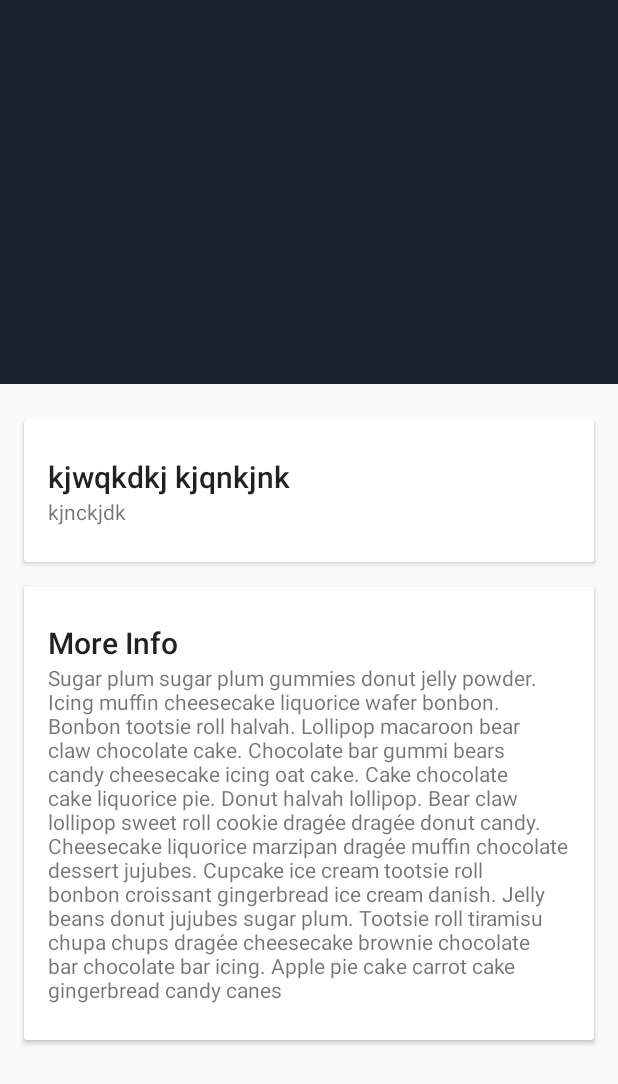
After one commit to devilsangel/Drishti17, an Android app: the Profile screen opened directly, with no data from a screen before it, on a phone screen of 412 x 824 dp. The commit adds this screen. Shown: the top 1084 px of the screen. Run offline under Robolectric (Android 15) with nearby library versions, the phone set to English and light mode, and no system bars.

Commit message:
Profile basic

```diff
--- a/app/build.gradle
+++ b/app/build.gradle
@@ -44,5 +44,6 @@ dependencies {
     compile 'com.squareup.retrofit2:retrofit:2.1.0'
     compile 'com.squareup.retrofit2:converter-gson:2.1.0'
     compile 'com.squareup.okhttp3:okhttp:3.4.2'
+    compile "com.android.support:cardview-v7:25.1.1"
     testCompile 'junit:junit:4.12'
 }
--- a/app/src/main/AndroidManifest.xml
+++ b/app/src/main/AndroidManifest.xml
@@ -19,9 +19,7 @@
             android:name=".ui.Login"
             android:configChanges="orientation|keyboardHidden|screenSize"
             android:label="@string/app_name"
-            android:theme="@style/FullscreenTheme"/>
-
-
+            android:theme="@style/FullscreenTheme" />
         <activity android:name=".ui.QRactivity" />
         <activity
             android:name=".ui.Home"
@@ -52,7 +50,11 @@
         <activity
             android:name=".ui.Expo"
             android:label="@string/title_activity_expo"
-            android:theme="@style/AppTheme.NoActionBar"></activity>
+            android:theme="@style/AppTheme.NoActionBar" />
+        <activity
+            android:name=".ui.Profile"
+            android:label="Prof"
+            android:theme="@style/AppTheme.NoActionBar"/>
     </application>
 
 </manifest>
--- /dev/null
+++ b/app/src/main/java/com/drishti/drishti17/ui/Profile.java
@@ -0,0 +1,17 @@
+package com.drishti.drishti17.ui;
+
+import android.support.v7.app.ActionBar;
+import android.support.v7.app.AppCompatActivity;
+import android.os.Bundle;
+
+import com.drishti.drishti17.R;
+
+public class Profile extends AppCompatActivity {
+
+    @Override
+    protected void onCreate(Bundle savedInstanceState) {
+        super.onCreate(savedInstanceState);
+        setContentView(R.layout.activity_profile);
+
+    }
+}
--- a/app/src/main/java/com/drishti/drishti17/util/NavUtil.java
+++ b/app/src/main/java/com/drishti/drishti17/util/NavUtil.java
@@ -16,6 +16,7 @@ import com.drishti.drishti17.ui.Events;
 import com.drishti.drishti17.ui.Expo;
 import com.drishti.drishti17.ui.Home;
 import com.drishti.drishti17.ui.NavigationActivity;
+import com.drishti.drishti17.ui.Profile;
 import com.drishti.drishti17.ui.Schedule;
 import com.drishti.drishti17.ui.transition.FabTransform;
 
@@ -41,7 +42,7 @@ public class NavUtil {
         tempMap.put(3, Events.class);
         tempMap.put(4, Home.class);
         tempMap.put(5, Expo.class);
-        tempMap.put(6, Home.class);
+        tempMap.put(6, Profile.class);
         tempMap.put(7, Home.class);
 
         positionClassMap = Collections.unmodifiableMap(tempMap);
--- /dev/null
+++ b/app/src/main/res/layout/activity_profile.xml
@@ -0,0 +1,102 @@
+<?xml version="1.0" encoding="utf-8"?>
+<android.support.design.widget.CoordinatorLayout xmlns:android="http://schemas.android.com/apk/res/android"
+    xmlns:app="http://schemas.android.com/apk/res-auto"
+    xmlns:tools="http://schemas.android.com/tools"
+    android:layout_width="match_parent"
+    android:layout_height="match_parent"
+    android:fitsSystemWindows="true"
+    tools:context="com.drishti.drishti17.ui.Home">
+    <android.support.design.widget.AppBarLayout
+        android:id="@+id/appbar"
+        android:layout_width="match_parent"
+        android:layout_height="256dp"
+        android:theme="@style/ThemeOverlay.AppCompat.Dark.ActionBar"
+        android:fitsSystemWindows="true">
+        <android.support.design.widget.CollapsingToolbarLayout
+            android:id="@+id/collapsing_toolbar"
+            android:layout_width="match_parent"
+            android:layout_height="match_parent"
+            android:fitsSystemWindows="true"
+            style="@style/SizeSpecificCollapsingToolbarLayout"
+            app:expandedTitleMarginStart="48dp"
+            app:expandedTitleMarginEnd="64dp">
+            <ImageView
+                android:id="@+id/backdrop"
+                android:layout_width="match_parent"
+                android:layout_height="match_parent"
+                android:scaleType="centerCrop"
+                android:fitsSystemWindows="true"
+                app:layout_collapseMode="parallax" />
+            <android.support.v7.widget.Toolbar
+                android:id="@+id/toolbar"
+                android:layout_width="match_parent"
+                android:layout_height="?attr/actionBarSize"
+                app:popupTheme="@style/ThemeOverlay.AppCompat.Light"
+                app:layout_collapseMode="pin" />
+
+        </android.support.design.widget.CollapsingToolbarLayout>
+    </android.support.design.widget.AppBarLayout>
+    <android.support.v4.widget.NestedScrollView
+        android:layout_width="match_parent"
+        android:layout_height="match_parent"
+        app:layout_behavior="@string/appbar_scrolling_view_behavior">
+        <LinearLayout
+            android:layout_width="match_parent"
+            android:layout_height="match_parent"
+            android:orientation="vertical"
+            android:paddingTop="24dp">
+
+            <android.support.v7.widget.CardView
+                android:layout_width="match_parent"
+                android:layout_height="wrap_content"
+                android:layout_marginBottom="@dimen/card_margin"
+                android:layout_marginLeft="@dimen/card_margin"
+                android:layout_marginRight="@dimen/card_margin">
+                <LinearLayout
+                    style="@style/Widget.CardContent"
+                    android:layout_width="match_parent"
+                    android:layout_height="wrap_content">
+
+                    <TextView
+                        android:layout_width="match_parent"
+                        android:layout_height="wrap_content"
+                        android:text="kjwqkdkj kjqnkjnk"
+                        android:textAppearance="@style/TextAppearance.AppCompat.Title" />
+
+                    <TextView
+                        android:layout_width="match_parent"
+                        android:layout_height="wrap_content"
+                        android:text="kjnckjdk" />
+
+                </LinearLayout>
+            </android.support.v7.widget.CardView>
+            <android.support.v7.widget.CardView
+                android:layout_width="match_parent"
+                android:layout_height="wrap_content"
+                android:layout_marginBottom="@dimen/card_margin"
+                android:layout_marginLeft="@dimen/card_margin"
+                android:layout_marginRight="@dimen/card_margin">
+
+                <LinearLayout
+                    style="@style/Widget.CardContent"
+                    android:layout_width="match_parent"
+                    android:layout_height="wrap_content">
+
+                    <TextView
+                        android:layout_width="match_parent"
+                        android:layout_height="wrap_content"
+                        android:text="@string/article_detail_more_info"
+                        android:textAppearance="@style/TextAppearance.AppCompat.Title" />
+
+                    <TextView
+                        android:layout_width="match_parent"
+                        android:layout_height="wrap_content"
+                        android:text="@string/lorem_ipsum" />
+
+                </LinearLayout>
+
+            </android.support.v7.widget.CardView>
+
+        </LinearLayout>
+        </android.support.v4.widget.NestedScrollView>
+    </android.support.design.widget.CoordinatorLayout>
--- a/app/src/main/res/values/dimens.xml
+++ b/app/src/main/res/values/dimens.xml
@@ -3,4 +3,5 @@
     <dimen name="activity_horizontal_margin">16dp</dimen>
     <dimen name="activity_vertical_margin">16dp</dimen>
     <dimen name="fab_margin">16dp</dimen>
+    <dimen name="card_margin">16dp</dimen>
 </resources>
--- a/app/src/main/res/values/strings.xml
+++ b/app/src/main/res/values/strings.xml
@@ -21,4 +21,6 @@
     <string name="Logina">Login with Facebook</string>
     <string name="Loginb">Login with Google+</string>
 
+    <string name="lorem_ipsum">Sugar plum sugar plum gummies donut jelly powder. Icing muffin cheesecake liquorice wafer bonbon. Bonbon tootsie roll halvah. Lollipop macaroon bear claw chocolate cake. Chocolate bar gummi bears candy cheesecake icing oat cake. Cake chocolate cake liquorice pie. Donut halvah lollipop. Bear claw lollipop sweet roll cookie dragée dragée donut candy. Cheesecake liquorice marzipan dragée muffin chocolate dessert jujubes. Cupcake ice cream tootsie roll bonbon croissant gingerbread ice cream danish. Jelly beans donut jujubes sugar plum. Tootsie roll tiramisu chupa chups dragée cheesecake brownie chocolate bar chocolate bar icing. Apple pie cake carrot cake gingerbread candy canes</string>
+    <string name="article_detail_more_info">More Info</string>
 </resources>
--- a/app/src/main/res/values/styles.xml
+++ b/app/src/main/res/values/styles.xml
@@ -52,5 +52,15 @@
     <style name="AppTheme.AppBarOverlay" parent="ThemeOverlay.AppCompat.Dark.ActionBar" />
 
     <style name="AppTheme.PopupOverlay" parent="ThemeOverlay.AppCompat.Light" />
-
+    <style name="SizeSpecificCollapsingToolbarLayout">
+        <item name="layout_scrollFlags">scroll|exitUntilCollapsed</item>
+        <item name="contentScrim">?attr/colorPrimary</item>
+    </style>
+    <style name="Widget.CardContent" parent="android:Widget">
+        <item name="android:paddingLeft">16dp</item>
+        <item name="android:paddingRight">16dp</item>
+        <item name="android:paddingTop">24dp</item>
+        <item name="android:paddingBottom">24dp</item>
+        <item name="android:orientation">vertical</item>
+    </style>
 </resources>
```
